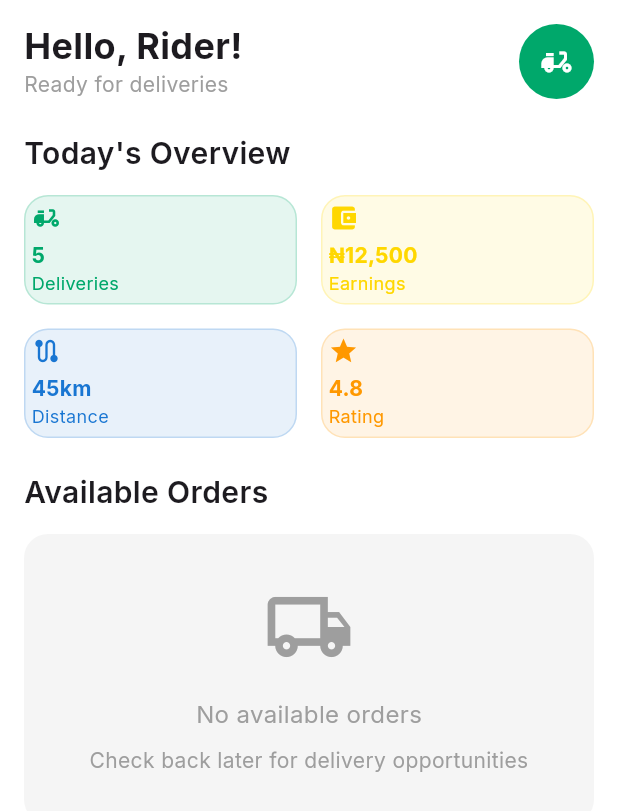
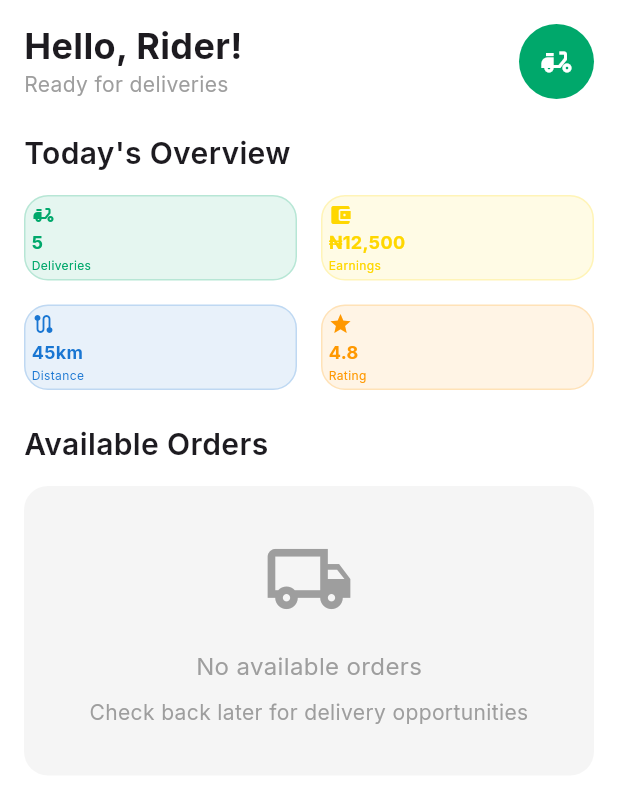
Before and after one commit to engineeryaseerdl-create/smartlink, a Flutter app: the RiderDashboardContent screen opened directly, on a phone screen of 412 x 824 dp. Shown: the top 811 px of the screen. Run offline on Flutter 3.47's test engine with Material 3 defaults, Android fonts, the phone set to English and light mode, and no system bars; our stand-ins replace dio, google_fonts, image_picker, shared_preferences; accounts and stored records are empty.

Commit message:
rider fixed

```diff
--- a/lib/views/rider/rider_dashboard_content.dart
+++ b/lib/views/rider/rider_dashboard_content.dart
@@ -191,7 +191,7 @@ class RiderDashboardContent extends StatelessWidget {
 
   Widget _buildStatCard(String label, String value, IconData icon, Color color, [bool isDesktop = false]) {
     return Container(
-      padding: EdgeInsets.all(isDesktop ? AppSpacing.md : AppSpacing.xs),
+      padding: EdgeInsets.all(isDesktop ? AppSpacing.sm : 4),
       decoration: BoxDecoration(
         color: color.withOpacity(0.1),
         borderRadius: BorderRadius.circular(AppBorderRadius.lg),
@@ -202,21 +202,30 @@ class RiderDashboardContent extends StatelessWidget {
         mainAxisAlignment: MainAxisAlignment.center,
         mainAxisSize: MainAxisSize.min,
         children: [
-          Icon(icon, color: color, size: isDesktop ? 28 : 20),
-          SizedBox(height: AppSpacing.xs),
-          Text(
+          Flexible(
+            child: Icon(icon, color: color, size: isDesktop ? 24 : 16),
+          ),
+          const SizedBox(height: 2),
+          Flexible(
+            child: Text(
               value,
               style: isDesktop
-              ? AppTextStyles.bodyLarge.copyWith(color: color, fontWeight: FontWeight.bold)
-              : AppTextStyles.bodyMedium.copyWith(color: color, fontWeight: FontWeight.bold),
+                ? AppTextStyles.bodyMedium.copyWith(color: color, fontWeight: FontWeight.bold)
+                : AppTextStyles.bodySmall.copyWith(color: color, fontWeight: FontWeight.bold),
               overflow: TextOverflow.ellipsis,
               maxLines: 1,
             ),
-          Text(
+          ),
+          Flexible(
+            child: Text(
               label,
-            style: AppTextStyles.bodySmall.copyWith(color: color),
+              style: TextStyle(
+                fontSize: isDesktop ? 10 : 8,
+                color: color,
+              ),
               overflow: TextOverflow.ellipsis,
               maxLines: 1,
+            ),
           ),
         ],
       ),
```
Lines whose indentation alone changed are shown as unchanged.
